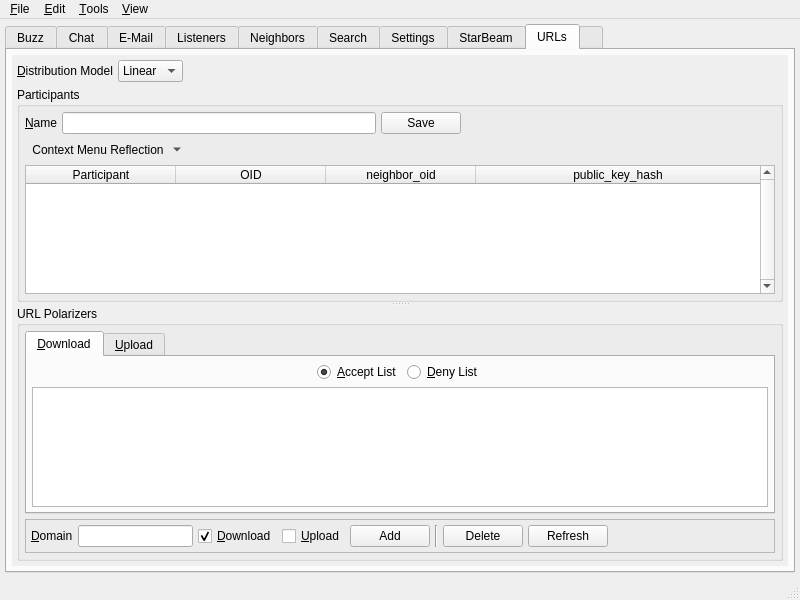
Old version of the form branches/trunk/UI/controlcenter.ui in the repository textbrowser/spot-on.
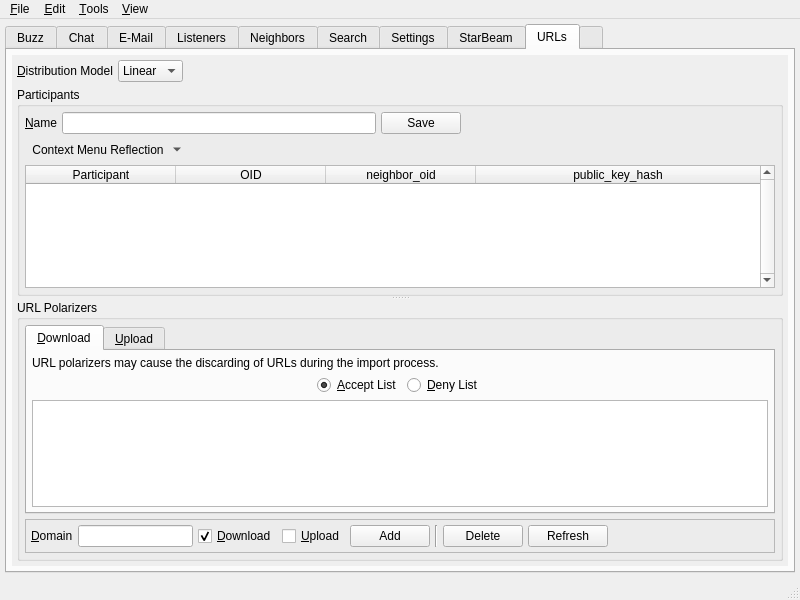
New version of the form. The open tabs and pages were chosen to show the change. Icons and pictures are not drawn. Custom widgets are drawn as their Qt base class.

Commit message: Populate URL polarizers before an import.

```diff
--- a/branches/trunk/UI/controlcenter.ui
+++ b/branches/trunk/UI/controlcenter.ui
@@ -7044,8 +7044,8 @@
             <rect>
              <x>0</x>
              <y>0</y>
-             <width>576</width>
-             <height>460</height>
+             <width>776</width>
+             <height>500</height>
             </rect>
            </property>
            <layout class="QVBoxLayout" name="verticalLayout_58">
@@ -7267,6 +7267,16 @@
                     <property name="margin">
                      <number>5</number>
                     </property>
+                    <item>
+                     <widget class="QLabel" name="label_26">
+                      <property name="text">
+                       <string>URL polarizers may cause the discarding of URLs during the import process.</string>
+                      </property>
+                      <property name="wordWrap">
+                       <bool>true</bool>
+                      </property>
+                     </widget>
+                    </item>
                     <item>
                      <layout class="QHBoxLayout" name="horizontalLayout_17">
                       <property name="spacing">
```
Left out of the diff: 46 changed lines with no effect on the pictures. The commit also changes 2 other files.
